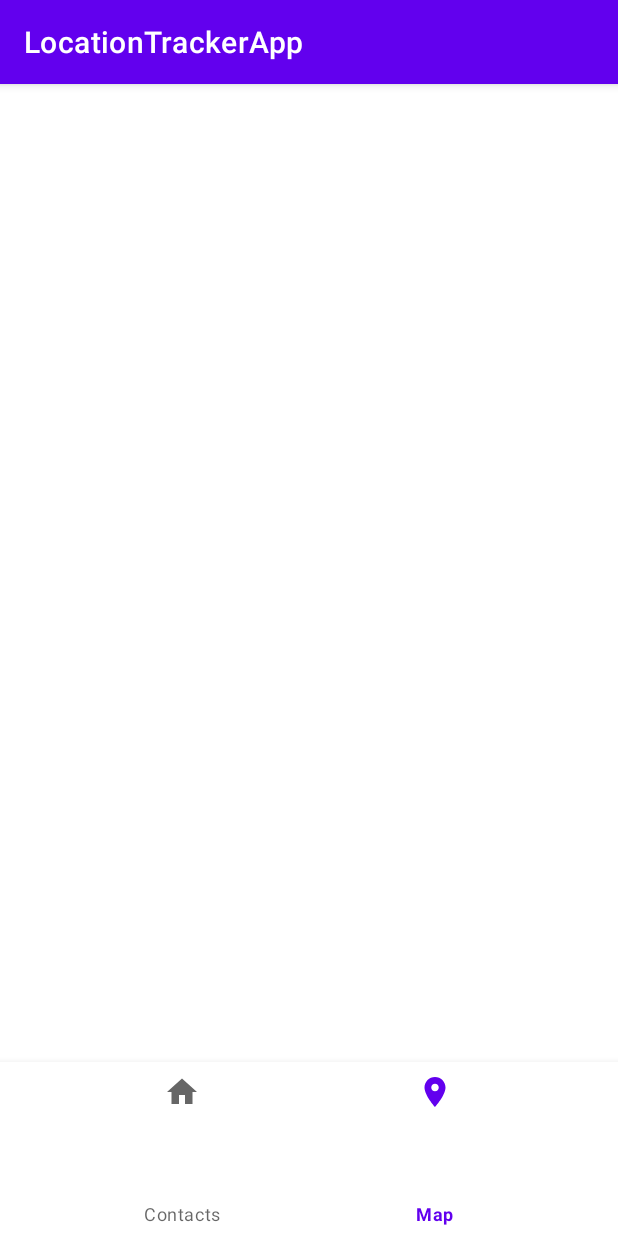
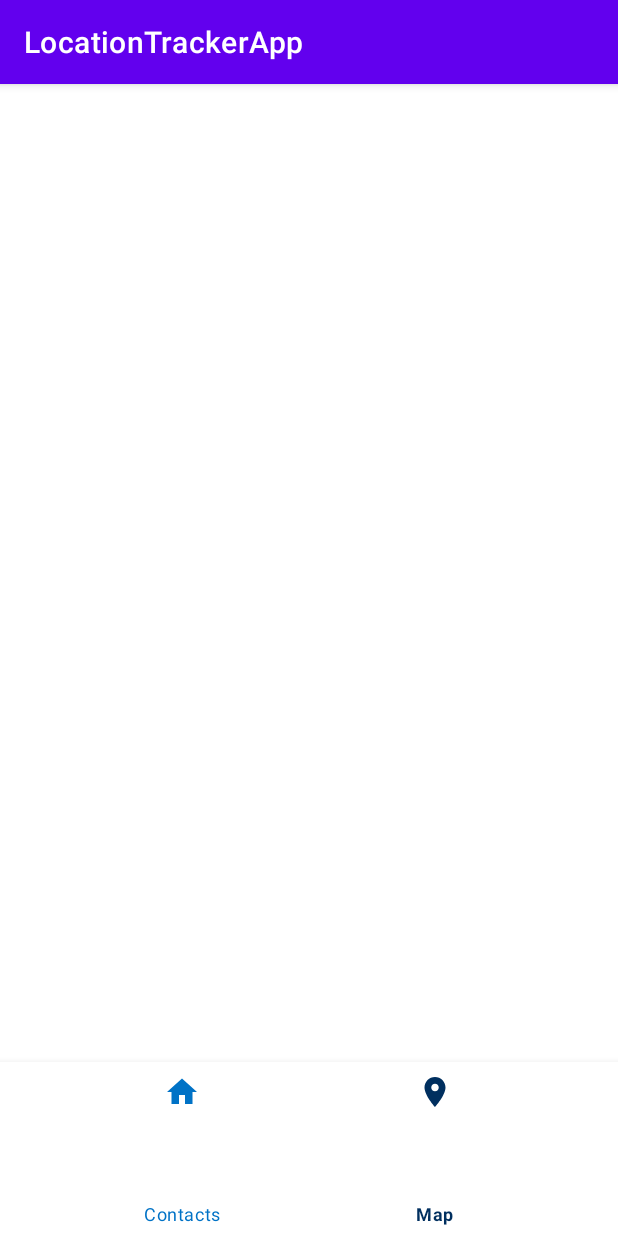
Before and after one commit to amina-work/Projet_LocationTrackerApp, an Android app: the MapActivity screen opened directly, with no data from a screen before it, on a phone screen of 412 x 824 dp. Run offline under Robolectric (Android 15) with nearby library versions, the phone set to English and light mode, and no system bars.

Commit message:
new prog - finished with the menu

```diff
--- /dev/null
+++ b/app/src/main/res/color/bottom_nav_item_colors.xml
@@ -0,0 +1,5 @@
+<?xml version="1.0" encoding="utf-8"?>
+<selector xmlns:android="http://schemas.android.com/apk/res/android">
+    <item android:color="#002F5F" android:state_checked="true" />
+    <item android:color="#0072C6" />
+</selector>
--- a/app/src/main/res/layout/activity_main.xml
+++ b/app/src/main/res/layout/activity_main.xml
@@ -23,6 +23,8 @@
         android:id="@+id/BottomNavigationBar"
         android:layout_width="match_parent"
         android:layout_height="79dp"
+        app:itemTextColor="@color/bottom_nav_item_colors"
+        app:itemIconTint="@color/bottom_nav_item_colors"
         android:layout_alignParentTop="true"
         android:layout_alignParentBottom="true"
         android:layout_marginTop="652dp"
--- a/app/src/main/res/layout/activity_map.xml
+++ b/app/src/main/res/layout/activity_map.xml
@@ -10,6 +10,8 @@
         android:id="@+id/BottomNavigationBar"
         android:layout_width="match_parent"
         android:layout_height="79dp"
+        app:itemTextColor="@color/bottom_nav_item_colors"
+        app:itemIconTint="@color/bottom_nav_item_colors"
         android:layout_alignParentTop="true"
         android:layout_alignParentBottom="true"
         android:layout_marginTop="652dp"
```
